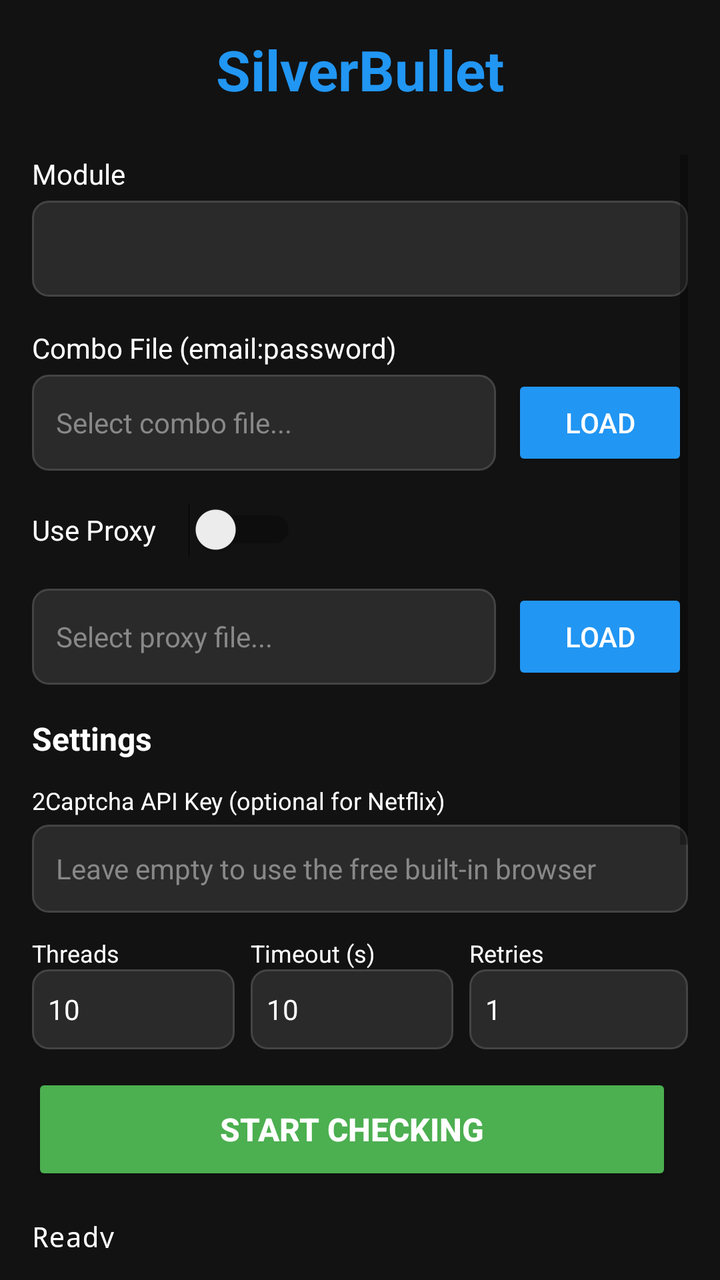
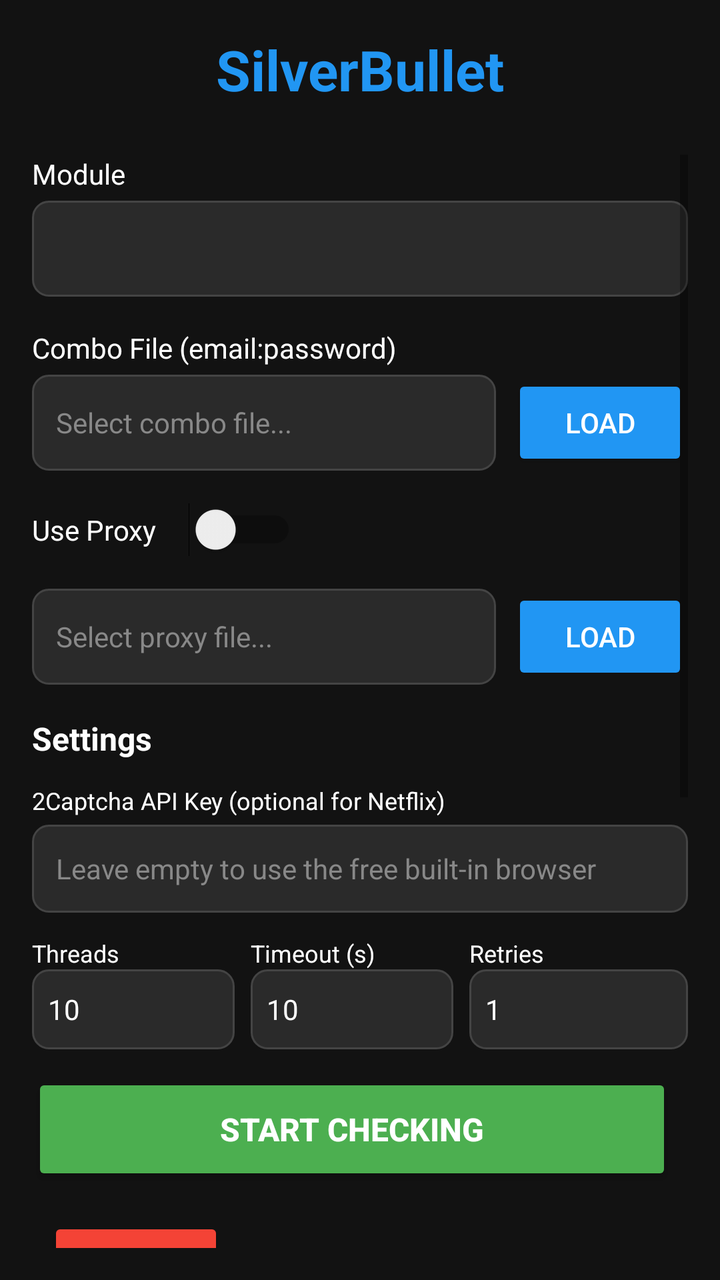

The first picture is an Android layout as it rendered before a commit; the second is the same layout after the commit. The layout source and the unified diff follow.
<!-- AndroidManifest.xml: application theme Theme.SilverBullet -->
<!-- res/layout/activity_main.xml -->
<?xml version="1.0" encoding="utf-8"?>
<LinearLayout xmlns:android="http://schemas.android.com/apk/res/android"
    android:layout_width="match_parent"
    android:layout_height="match_parent"
    android:orientation="vertical"
    android:background="@color/background_dark"
    android:padding="16dp">

    <TextView
        android:layout_width="match_parent"
        android:layout_height="wrap_content"
        android:text="SilverBullet"
        android:textSize="28sp"
        android:textStyle="bold"
        android:textColor="@color/primary_blue"
        android:gravity="center"
        android:layout_marginBottom="24dp" />

    <ScrollView
        android:layout_width="match_parent"
        android:layout_height="0dp"
        android:layout_weight="1">

        <LinearLayout
            android:layout_width="match_parent"
            android:layout_height="wrap_content"
            android:orientation="vertical">

            <TextView
                android:layout_width="wrap_content"
                android:layout_height="wrap_content"
                android:text="Module"
                android:textColor="@color/text_light"
                android:textSize="14sp"
                android:layout_marginBottom="4dp" />

            <Spinner
                android:id="@+id/spinnerModule"
                android:layout_width="match_parent"
                android:layout_height="48dp"
                android:background="@drawable/spinner_bg"
                android:layout_marginBottom="16dp" />

            <LinearLayout
                android:id="@+id/customPanel"
                android:layout_width="match_parent"
                android:layout_height="wrap_content"
                android:orientation="vertical"
                android:visibility="gone">

                <TextView
                    android:layout_width="wrap_content"
                    android:layout_height="wrap_content"
                    android:text="Request URL"
                    android:textColor="@color/text_light"
                    android:textSize="14sp"
                    android:layout_marginBottom="4dp" />

                <EditText
                    android:id="@+id/etCustomUrl"
                    android:layout_width="match_parent"
                    android:layout_height="48dp"
                    android:background="@drawable/edit_bg"
                    android:hint="https://example.com/api/login"
                    android:textColorHint="@color/text_hint"
                    android:textColor="@color/text_light"
                    android:textSize="14sp"
                    android:paddingHorizontal="12dp"
                    android:singleLine="true"
                    android:inputType="textUri"
                    android:layout_marginBottom="12dp" />

                <TextView
                    android:layout_width="wrap_content"
                    android:layout_height="wrap_content"
                    android:text="Method"
                    android:textColor="@color/text_light"
                    android:textSize="14sp"
                    android:layout_marginBottom="4dp" />

                <Spinner
                    android:id="@+id/spCustomMethod"
                    android:layout_width="match_parent"
                    android:layout_height="44dp"
                    android:background="@drawable/spinner_bg"
                    android:layout_marginBottom="12dp" />

                <TextView
                    android:layout_width="wrap_content"
                    android:layout_height="wrap_content"
                    android:text="Body Template"
                    android:textColor="@color/text_light"
                    android:textSize="14sp"
                    android:layout_marginBottom="4dp" />

                <EditText
                    android:id="@+id/etCustomBody"
                    android:layout_width="match_parent"
                    android:layout_height="64dp"
                    android:background="@drawable/edit_bg"
                    android:hint="{&quot;email&quot;:&quot;{email}&quot;,&quot;password&quot;:&quot;{password}&quot;}"
                    android:textColorHint="@color/text_hint"
                    android:textColor="@color/text_light"
                    android:textSize="13sp"
                    android:fontFamily="monospace"
                    android:paddingHorizontal="12dp"
                    android:gravity="top"
                    android:inputType="textMultiLine"
                    android:layout_marginBottom="12dp" />

                <TextView
                    android:layout_width="wrap_content"
                    android:layout_height="wrap_content"
                    android:text="Content Type"
                    android:textColor="@color/text_light"
                    android:textSize="14sp"
                    android:layout_marginBottom="4dp" />

                <EditText
                    android:id="@+id/etCustomContentType"
                    android:layout_width="match_parent"
                    android:layout_height="44dp"
                    android:background="@drawable/edit_bg"
                    android:hint="application/json"
                    android:text="application/json"
                    android:textColorHint="@color/text_hint"
                    android:textColor="@color/text_light"
                    android:textSize="14sp"
                    android:paddingHorizontal="12dp"
                    android:singleLine="true"
                    android:layout_marginBottom="12dp" />

                <TextView
                    android:layout_width="wrap_content"
                    android:layout_height="wrap_content"
                    android:text="Success Marker (text in response)"
                    android:textColor="@color/text_light"
                    android:textSize="14sp"
                    android:layout_marginBottom="4dp" />

                <EditText
                    android:id="@+id/etCustomSuccess"
                    android:layout_width="match_parent"
                    android:layout_height="44dp"
                    android:background="@drawable/edit_bg"
                    android:hint="e.g. &quot;success&quot;:true"
                    android:textColorHint="@color/text_hint"
                    android:textColor="@color/text_light"
                    android:textSize="14sp"
                    android:paddingHorizontal="12dp"
                    android:singleLine="true"
                    android:layout_marginBottom="12dp" />

                <TextView
                    android:layout_width="wrap_content"
                    android:layout_height="wrap_content"
                    android:text="Fail Marker (text in response)"
                    android:textColor="@color/text_light"
                    android:textSize="14sp"
                    android:layout_marginBottom="4dp" />

                <EditText
                    android:id="@+id/etCustomFail"
                    android:layout_width="match_parent"
                    android:layout_height="44dp"
                    android:background="@drawable/edit_bg"
                    android:hint="e.g. &quot;error&quot;"
                    android:textColorHint="@color/text_hint"
                    android:textColor="@color/text_light"
                    android:textSize="14sp"
                    android:paddingHorizontal="12dp"
                    android:singleLine="true"
                    android:layout_marginBottom="16dp" />
            </LinearLayout>

            <TextView
                android:layout_width="wrap_content"
                android:layout_height="wrap_content"
                android:text="Combo File (email:password)"
                android:textColor="@color/text_light"
                android:textSize="14sp"
                android:layout_marginBottom="4dp" />

            <LinearLayout
                android:layout_width="match_parent"
                android:layout_height="wrap_content"
                android:orientation="horizontal"
                android:layout_marginBottom="16dp">

                <EditText
                    android:id="@+id/etComboFile"
                    android:layout_width="0dp"
                    android:layout_height="48dp"
                    android:layout_weight="1"
                    android:background="@drawable/edit_bg"
                    android:hint="Select combo file..."
                    android:textColorHint="@color/text_hint"
                    android:textColor="@color/text_light"
                    android:textSize="14sp"
                    android:paddingHorizontal="12dp"
                    android:singleLine="true"
                    android:enabled="false" />

                <Button
                    android:id="@+id/btnLoadCombo"
                    android:layout_width="wrap_content"
                    android:layout_height="48dp"
                    android:text="LOAD"
                    android:textAllCaps="false"
                    android:backgroundTint="@color/primary_blue"
                    android:textColor="@android:color/white"
                    android:layout_marginStart="8dp" />
            </LinearLayout>

            <LinearLayout
                android:layout_width="match_parent"
                android:layout_height="wrap_content"
                android:orientation="horizontal"
                android:layout_marginBottom="16dp">

                <TextView
                    android:layout_width="wrap_content"
                    android:layout_height="wrap_content"
                    android:text="Use Proxy"
                    android:textColor="@color/text_light"
                    android:textSize="14sp" />

                <Switch
                    android:id="@+id/switchProxy"
                    android:layout_width="wrap_content"
                    android:layout_height="wrap_content"
                    android:layout_marginStart="16dp" />
            </LinearLayout>

            <LinearLayout
                android:layout_width="match_parent"
                android:layout_height="wrap_content"
                android:orientation="horizontal"
                android:layout_marginBottom="16dp">

                <EditText
                    android:id="@+id/etProxyFile"
                    android:layout_width="0dp"
                    android:layout_height="48dp"
                    android:layout_weight="1"
                    android:background="@drawable/edit_bg"
                    android:hint="Select proxy file..."
                    android:textColorHint="@color/text_hint"
                    android:textColor="@color/text_light"
                    android:textSize="14sp"
                    android:paddingHorizontal="12dp"
                    android:singleLine="true"
                    android:enabled="false" />

                <Button
                    android:id="@+id/btnLoadProxy"
                    android:layout_width="wrap_content"
                    android:layout_height="48dp"
                    android:text="LOAD"
                    android:textAllCaps="false"
                    android:backgroundTint="@color/primary_blue"
                    android:textColor="@android:color/white"
                    android:layout_marginStart="8dp"
                    android:enabled="false" />
            </LinearLayout>

            <TextView
                android:layout_width="wrap_content"
                android:layout_height="wrap_content"
                android:text="Settings"
                android:textColor="@color/text_light"
                android:textSize="16sp"
                android:textStyle="bold"
                android:layout_marginBottom="12dp" />

            <TextView
                android:layout_width="wrap_content"
                android:layout_height="wrap_content"
                android:text="2Captcha API Key (optional for Netflix)"
                android:textColor="@color/text_light"
                android:textSize="12sp"
                android:layout_marginBottom="4dp" />

            <EditText
                android:id="@+id/etCaptchaKey"
                android:layout_width="match_parent"
                android:layout_height="44dp"
                android:background="@drawable/edit_bg"
                android:hint="Leave empty to use the free built-in browser"
                android:textColorHint="@color/text_hint"
                android:textColor="@color/text_light"
                android:textSize="14sp"
                android:paddingHorizontal="12dp"
                android:singleLine="true"
                android:inputType="text"
                android:layout_marginBottom="12dp" />

            <LinearLayout
                android:layout_width="match_parent"
                android:layout_height="wrap_content"
                android:orientation="horizontal"
                android:layout_marginBottom="12dp">

                <LinearLayout
                    android:layout_width="0dp"
                    android:layout_height="wrap_content"
                    android:layout_weight="1"
                    android:orientation="vertical">

                    <TextView
                        android:layout_width="wrap_content"
                        android:layout_height="wrap_content"
                        android:text="Threads"
                        android:textColor="@color/text_light"
                        android:textSize="12sp" />

                    <EditText
                        android:id="@+id/etThreads"
                        android:layout_width="match_parent"
                        android:layout_height="40dp"
                        android:background="@drawable/edit_bg"
                        android:text="10"
                        android:textColor="@color/text_light"
                        android:textSize="14sp"
                        android:paddingHorizontal="8dp"
                        android:inputType="number"
                        android:singleLine="true"
                        android:layout_marginEnd="8dp" />
                </LinearLayout>

                <LinearLayout
                    android:layout_width="0dp"
                    android:layout_height="wrap_content"
                    android:layout_weight="1"
                    android:orientation="vertical">

                    <TextView
                        android:layout_width="wrap_content"
                        android:layout_height="wrap_content"
                        android:text="Timeout (s)"
                        android:textColor="@color/text_light"
                        android:textSize="12sp" />

                    <EditText
                        android:id="@+id/etTimeout"
                        android:layout_width="match_parent"
                        android:layout_height="40dp"
                        android:background="@drawable/edit_bg"
                        android:text="10"
                        android:textColor="@color/text_light"
                        android:textSize="14sp"
                        android:paddingHorizontal="8dp"
                        android:inputType="number"
                        android:singleLine="true"
                        android:layout_marginEnd="8dp" />
                </LinearLayout>

                <LinearLayout
                    android:layout_width="0dp"
                    android:layout_height="wrap_content"
                    android:layout_weight="1"
                    android:orientation="vertical">

                    <TextView
                        android:layout_width="wrap_content"
                        android:layout_height="wrap_content"
                        android:text="Retries"
                        android:textColor="@color/text_light"
                        android:textSize="12sp" />

                    <EditText
                        android:id="@+id/etRetries"
                        android:layout_width="match_parent"
                        android:layout_height="40dp"
                        android:background="@drawable/edit_bg"
                        android:text="1"
                        android:textColor="@color/text_light"
                        android:textSize="14sp"
                        android:paddingHorizontal="8dp"
                        android:inputType="number"
                        android:singleLine="true" />
                </LinearLayout>
            </LinearLayout>

            <LinearLayout
                android:layout_width="match_parent"
                android:layout_height="wrap_content"
                android:orientation="horizontal"
                android:layout_marginBottom="16dp">

                <Button
                    android:id="@+id/btnStart"
                    android:layout_width="0dp"
                    android:layout_height="56dp"
                    android:layout_weight="1"
                    android:text="START CHECKING"
                    android:textAllCaps="false"
                    android:textSize="16sp"
                    android:textStyle="bold"
                    android:backgroundTint="@color/hit_green"
                    android:textColor="@android:color/white"
                    android:layout_marginEnd="8dp" />

                <Button
                    android:id="@+id/btnStop"
                    android:layout_width="0dp"
                    android:layout_height="56dp"
                    android:layout_weight="1"
                    android:text="STOP"
                    android:textAllCaps="false"
                    android:textSize="16sp"
                    android:textStyle="bold"
                    android:backgroundTint="@color/fail_red"
                    android:textColor="@android:color/white"
                    android:visibility="gone" />
            </LinearLayout>

            <Button
                android:id="@+id/btnExportHits"
                android:layout_width="match_parent"
                android:layout_height="48dp"
                android:text="EXPORT HITS"
                android:textAllCaps="false"
                android:backgroundTint="@color/primary_blue"
                android:textColor="@android:color/white"
                android:layout_marginBottom="16dp"
                android:visibility="gone" />

            <TextView
                android:id="@+id/tvStats"
                android:layout_width="match_parent"
                android:layout_height="wrap_content"
                android:text="Ready"
                android:textColor="@color/text_light"
                android:textSize="14sp"
                android:fontFamily="monospace"
                android:layout_marginBottom="16dp" />

            <androidx.recyclerview.widget.RecyclerView
                android:id="@+id/recyclerView"
                android:layout_width="match_parent"
                android:layout_height="300dp" />

        </LinearLayout>
    </ScrollView>
</LinearLayout>
<!-- resources referenced by this layout -->
<resources>
  <color name="background_dark">#121212</color>
  <color name="fail_red">#F44336</color>
  <color name="hit_green">#4CAF50</color>
  <color name="primary_blue">#2196F3</color>
  <color name="text_hint">#888888</color>
  <color name="text_light">#FFFFFF</color>
  <!-- drawable edit_bg (drawable) -->
  <?xml version="1.0" encoding="utf-8"?>
  <shape xmlns:android="http://schemas.android.com/apk/res/android"
      android:shape="rectangle">
      <solid android:color="#2A2A2A" />
      <corners android:radius="8dp" />
      <stroke android:width="1dp" android:color="#444444" />
  </shape>
  <!-- drawable spinner_bg (drawable) -->
  <?xml version="1.0" encoding="utf-8"?>
  <shape xmlns:android="http://schemas.android.com/apk/res/android"
      android:shape="rectangle">
      <solid android:color="#2A2A2A" />
      <corners android:radius="8dp" />
      <stroke android:width="1dp" android:color="#444444" />
  </shape>
  <style name="Theme.SilverBullet" parent="Theme.MaterialComponents.DayNight.NoActionBar">
          <item name="colorPrimary">@color/primary_blue</item>
          <item name="colorPrimaryVariant">@color/primary_blue_dark</item>
          <item name="colorOnPrimary">@android:color/white</item>
          <item name="android:statusBarColor">@color/background_dark</item>
          <item name="android:navigationBarColor">@color/background_dark</item>
          <item name="android:windowBackground">@color/background_dark</item>
      </style>
  <color name="primary_blue_dark">#1976D2</color>
</resources>

<!-- the commit's change to res/layout/activity_main.xml (unified diff, before → after) -->
@@ -415,16 +415,33 @@
                     android:visibility="gone" />
             </LinearLayout>
 
-            <Button
-                android:id="@+id/btnExportHits"
-                android:layout_width="match_parent"
-                android:layout_height="48dp"
-                android:text="EXPORT HITS"
-                android:textAllCaps="false"
-                android:backgroundTint="@color/primary_blue"
-                android:textColor="@android:color/white"
-                android:layout_marginBottom="16dp"
-                android:visibility="gone" />
+            <LinearLayout
+                android:layout_width="match_parent"
+                android:layout_height="wrap_content"
+                android:orientation="horizontal"
+                android:layout_marginBottom="16dp">
+
+                <Button
+                    android:id="@+id/btnExportHits"
+                    android:layout_width="0dp"
+                    android:layout_height="48dp"
+                    android:layout_weight="1"
+                    android:text="EXPORT HITS"
+                    android:textAllCaps="false"
+                    android:backgroundTint="@color/primary_blue"
+                    android:textColor="@android:color/white"
+                    android:visibility="gone" />
+
+                <Button
+                    android:id="@+id/btnLogs"
+                    android:layout_width="wrap_content"
+                    android:layout_height="48dp"
+                    android:text="LOG"
+                    android:textAllCaps="false"
+                    android:backgroundTint="@color/fail_red"
+                    android:textColor="@android:color/white"
+                    android:layout_marginStart="8dp" />
+            </LinearLayout>
 
             <TextView
                 android:id="@+id/tvStats"
